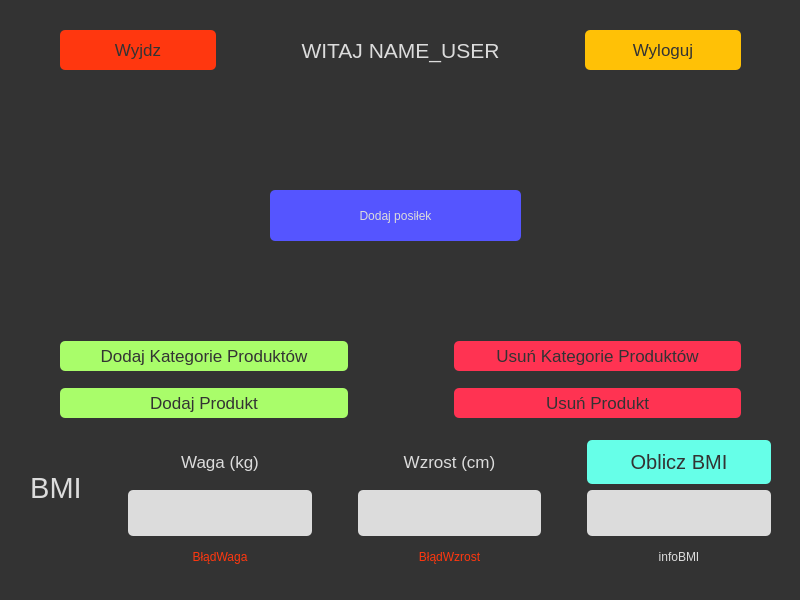
This is kalkulator.ui in Czajsoon/TwojeKalorieApp as Qt 5 draws it before an edit. The edited form follows.
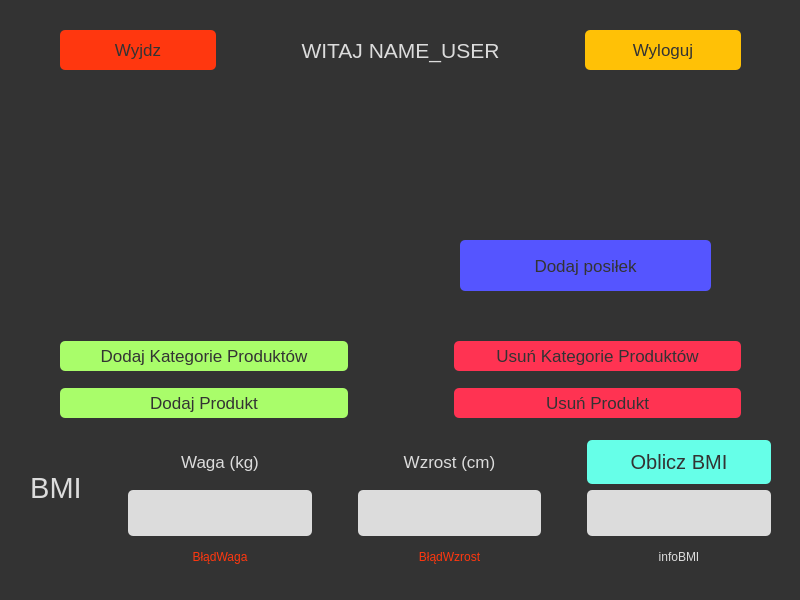
This is the edited form.

```diff
--- a/kalkulator.ui
+++ b/kalkulator.ui
@@ -161,6 +161,8 @@
 
 QPushButton#dodajPosilek{
 	background-color: rgb(85, 85, 255);
+color: rgb(51, 51, 51);
+font-size:17px;
 }</string>
    </property>
    <widget class="QWidget" name="gridLayoutWidget">
@@ -393,8 +395,8 @@
    <widget class="QPushButton" name="dodajPosilek">
     <property name="geometry">
      <rect>
-      <x>270</x>
-      <y>190</y>
+      <x>460</x>
+      <y>240</y>
       <width>251</width>
       <height>51</height>
      </rect>
```
